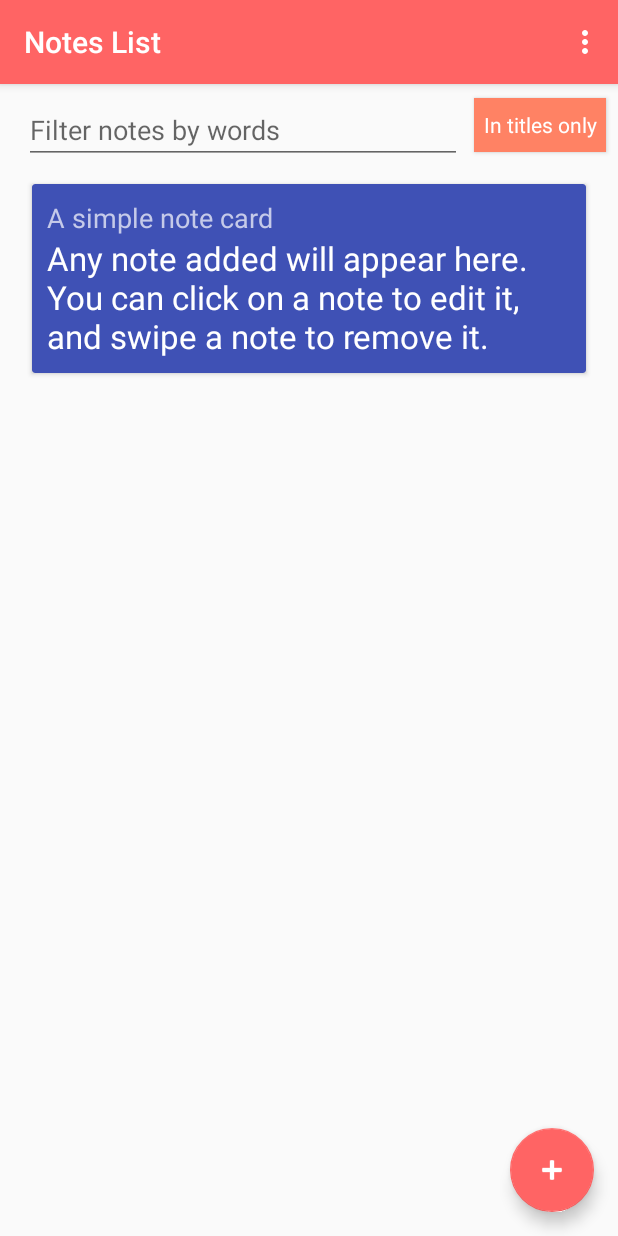
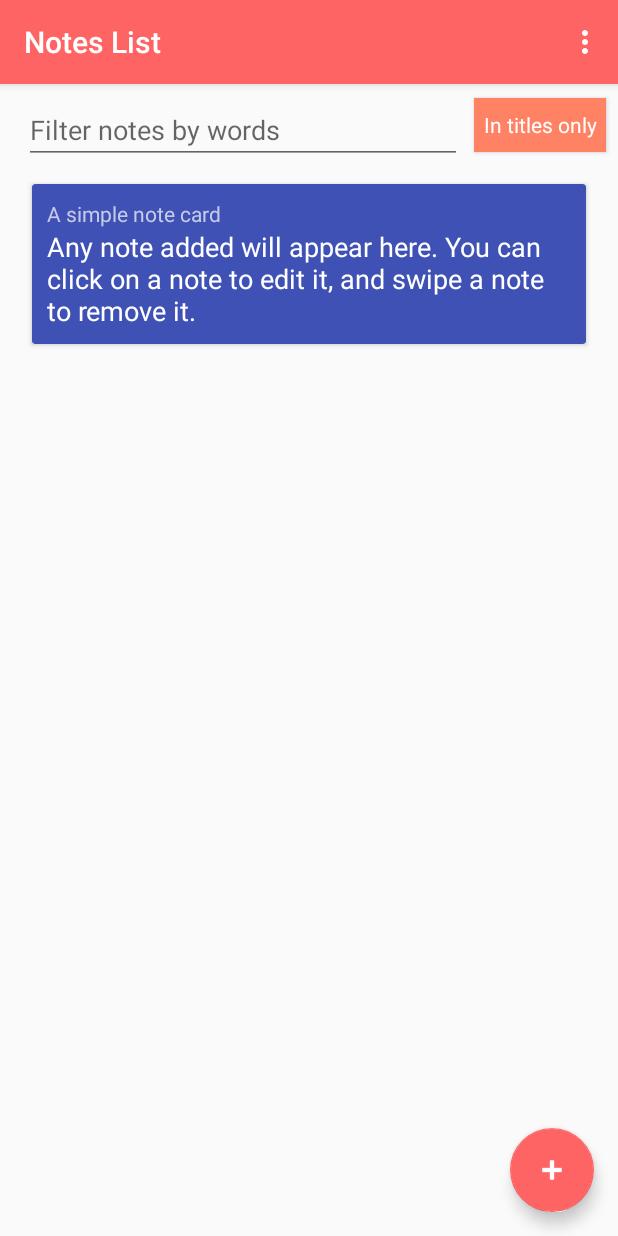
Before and after one commit to Segmev/basicnotesandroid, an Android app: the screen it shows after launch (MainActivity), on a phone screen of 412 x 824 dp. Run offline under Robolectric (Android 15) with nearby library versions, the phone set to English and light mode, and no system bars.

Commit message:
Better note text layout

```diff
--- a/app/src/main/res/layout/note_item_layout.xml
+++ b/app/src/main/res/layout/note_item_layout.xml
@@ -1,31 +1,32 @@
 <?xml version="1.0" encoding="utf-8"?>
 <LinearLayout xmlns:android="http://schemas.android.com/apk/res/android"
-    android:orientation="vertical" android:layout_width="match_parent"
-    android:layout_height="wrap_content">
+    android:layout_width="match_parent"
+    android:layout_height="wrap_content"
+    android:orientation="vertical">
 
     <android.support.v7.widget.CardView
         android:id="@+id/card"
-        android:layout_margin="5dp"
         android:layout_width="match_parent"
-        android:layout_height="match_parent" >
+        android:layout_height="match_parent"
+        android:layout_margin="5dp">
         <LinearLayout
-            android:padding="10dp"
+            android:layout_width="match_parent"
+            android:layout_height="wrap_content"
             android:orientation="vertical"
-            android:layout_width="match_parent"
-            android:layout_height="wrap_content">
+            android:padding="10dp">
             <TextView
-                android:textAppearance="@style/Base.TextAppearance.AppCompat.Medium"
                 android:id="@+id/txtTitle"
+                android:layout_width="match_parent"
+                android:layout_height="wrap_content"
                 android:text="@string/title"
-                android:layout_width="match_parent"
-                android:layout_height="wrap_content" />
+                android:textAppearance="@style/Base.TextAppearance.AppCompat.Small.Inverse" />
 
             <TextView
                 android:id="@+id/txtInformation"
                 android:layout_width="match_parent"
                 android:layout_height="wrap_content"
                 android:text="@string/information"
-                android:textAppearance="@style/Base.TextAppearance.AppCompat.Large"
+                android:textAppearance="@style/TextAppearance.AppCompat.Medium.Inverse"
                 android:textColor="@android:color/white" />
         </LinearLayout>
     </android.support.v7.widget.CardView>
```
